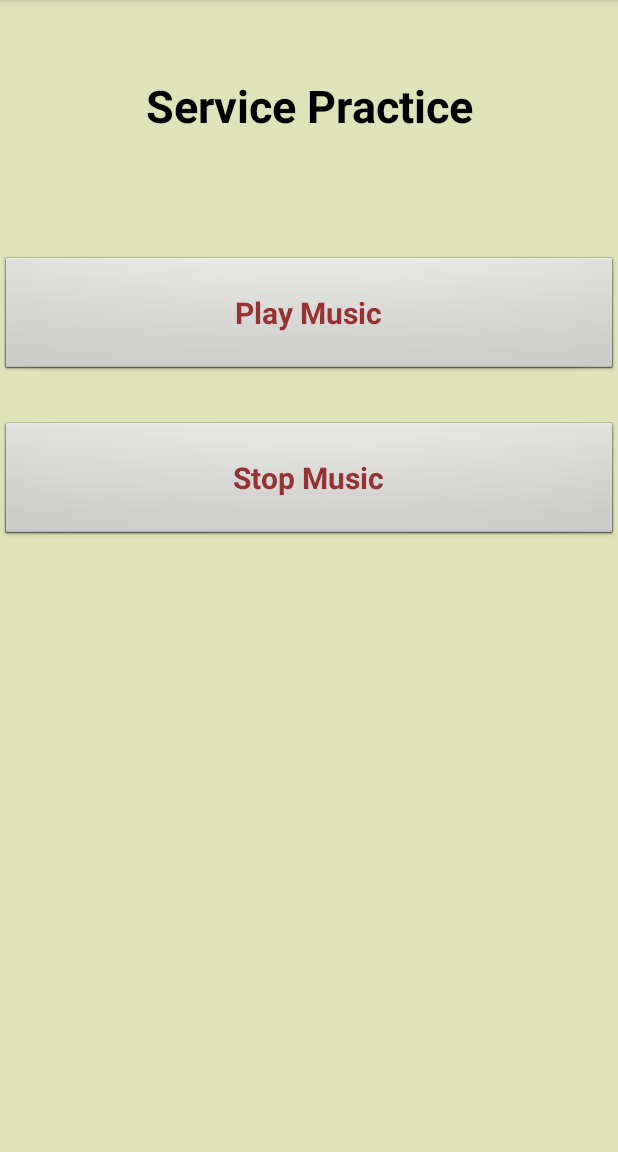
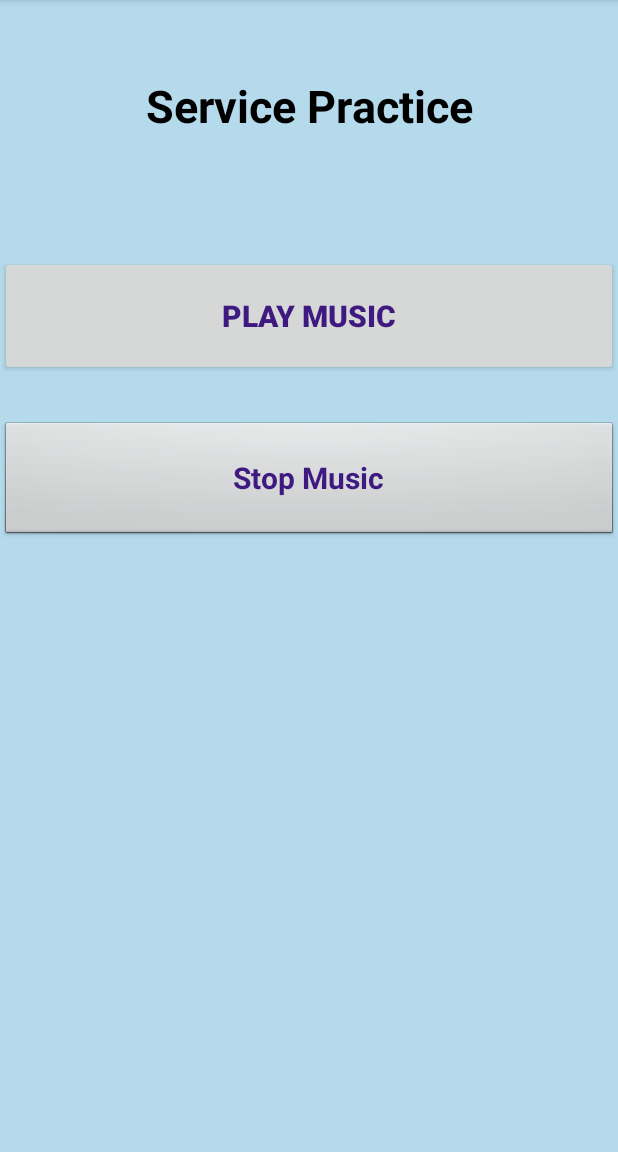
Before and after one commit to Crispian-Kan/27.Activity_Service, an Android app: the screen it shows after launch (MainActivity), on a phone screen of 412 x 824 dp, the part 84-1236 px from its top. Run offline under Robolectric (Android 15) with nearby library versions, the phone set to English and light mode, and no system bars.

Commit message:
Update activity_main.xml

```diff
--- a/Project_Service/app/src/main/res/layout/activity_main.xml
+++ b/Project_Service/app/src/main/res/layout/activity_main.xml
@@ -9,7 +9,7 @@
     <LinearLayout
         android:layout_width="match_parent"
         android:layout_height="match_parent"
-        android:background="#DFE3BA"
+        android:background="#B5DAEC"
         android:orientation="vertical"
         app:layout_constraintStart_toStartOf="parent"
         app:layout_constraintTop_toTopOf="parent" />
@@ -29,12 +29,12 @@
 
     <Button
         android:id="@+id/play"
-        style="@android:style/Widget.Button"
+        style="@android:style/Widget.Material.Button"
         android:layout_width="match_parent"
         android:layout_height="80sp"
         android:layout_marginTop="80dp"
         android:text="@string/Hw27_start"
-        android:textColor="#983131"
+        android:textColor="#3E1980"
         android:textSize="20sp"
         android:textStyle="bold"
         app:layout_constraintEnd_toEndOf="parent"
@@ -48,7 +48,7 @@
         android:layout_height="80sp"
         android:layout_marginTop="30dp"
         android:text="@string/Hw27_stop"
-        android:textColor="#983131"
+        android:textColor="#3E1980"
         android:textSize="20sp"
         android:textStyle="bold"
         app:layout_constraintEnd_toEndOf="parent"
```
